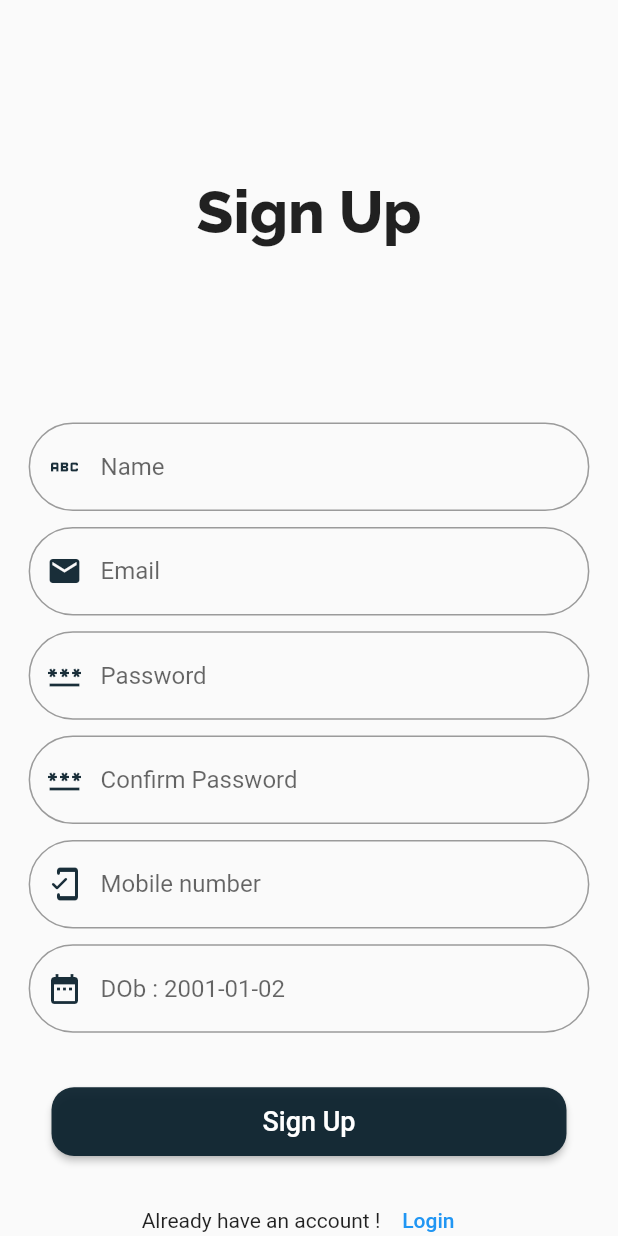
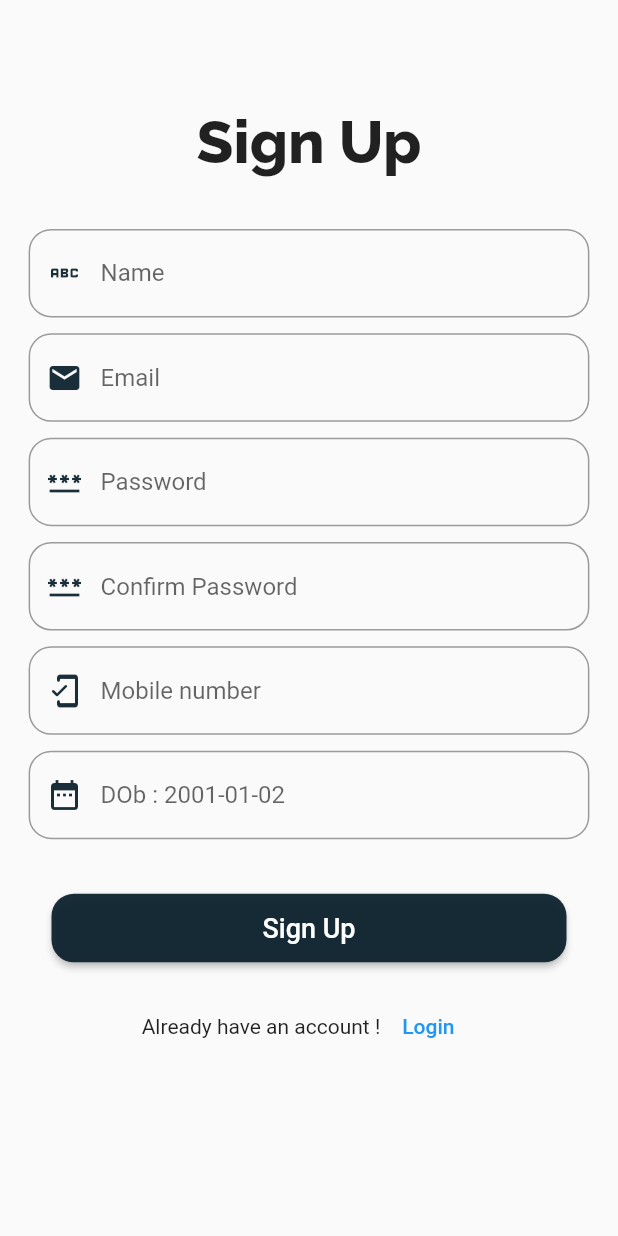
Before and after one commit to coder12e4/srs_admin_app, a Flutter app: the screen it shows after launch, after a tap on "Sign Up", on a phone screen of 412 x 824 dp. Run offline on Flutter 3.47's test engine with Material 2 defaults, Android fonts, the phone set to English and light mode, and no system bars; our stand-ins replace chips_choice, cloud_firestore, dropdown_button2, firebase_auth, firebase_core, firebase_storage and 7 more; missing offline and left inert: animated_snack_bar; accounts and stored records are empty; network calls fail.

Commit message:
today's commit

```diff
--- a/lib/commonWidgets/loginTextForm.dart
+++ b/lib/commonWidgets/loginTextForm.dart
@@ -30,7 +30,7 @@ class LoginTextForm extends StatelessWidget {
         },
         decoration: InputDecoration(
           focusedBorder: OutlineInputBorder(
-            borderRadius: BorderRadius.circular(25.0),
+            borderRadius: BorderRadius.circular(15.0),
             borderSide: const BorderSide(
               color: Color(0xFF00B212D),
             ),
@@ -42,7 +42,7 @@ class LoginTextForm extends StatelessWidget {
           hintText: hintText,
           border: const OutlineInputBorder(
             borderRadius: BorderRadius.all(
-              Radius.circular(50),
+              Radius.circular(15),
             ),
           ),
         ),
--- a/lib/const/constants.dart
+++ b/lib/const/constants.dart
@@ -10,6 +10,9 @@ final kFormField30 = SizedBox(
 );
 final kFormField50 = SizedBox(
   height: 50.h,
+);
+final kFormField10 = SizedBox(
+  height: 10.h,
 );
 final kHeadingSpace30 = SizedBox(
   height: 30.h,
--- a/lib/screens/home/order_Widgets/orderScreen.dart
+++ b/lib/screens/home/order_Widgets/orderScreen.dart
@@ -39,12 +39,12 @@ class OrderScreen extends StatelessWidget {
                             );
                           }));
                 } else {
-                  return Center(
+                  return const Center(
                     child: Text('No Data'),
                   );
                 }
               } else {
-                return Center(
+                return const Center(
                   child: CircularProgressIndicator(),
                 );
               }
--- a/lib/screens/signIn/signInScreen.dart
+++ b/lib/screens/signIn/signInScreen.dart
@@ -43,25 +43,25 @@ class _LoginScreenState extends State<LoginScreen> {
           child: Column(
             children: [
               SizedBox(
-                height: 100.h,
+                height: 300.h,
               ),
               Row(
                 mainAxisAlignment: MainAxisAlignment.center,
                 children: [
                   SizedBox(height: 500.h),
                   Text(
-                    "Sign In",
+                    "SRS Admin",
                     style: GoogleFonts.raleway(
                         fontSize: 40, fontWeight: FontWeight.w800),
                   ),
                 ],
               ),
-              Image.asset(
-                'asset/loginImages/Login_Image-removebg-preview.png',
-                // width: 800.w,
-                // height: 600.h,
-                scale: 2.5,
-              ),
+              // Image.asset(
+              //   'asset/loginImages/Login_Image-removebg-preview.png',
+              //   // width: 800.w,
+              //   // height: 600.h,
+              //   scale: 2.5,
+              // ),
               kFormField100,
               LoginTextForm(
                   prefixIcon: Icons.email,
@@ -75,7 +75,7 @@ class _LoginScreenState extends State<LoginScreen> {
                 controller: _controllerPassword,
               ),
               _errorMessage(),
-              kFormField100,
+              kFormField50,
               ElevatedButton(
                 onPressed: () {
                   if (_formkey.currentState!.validate()) {
@@ -88,48 +88,11 @@ class _LoginScreenState extends State<LoginScreen> {
                     shape: RoundedRectangleBorder(
                         borderRadius: BorderRadius.circular(15))),
                 child: const Text(
-                  "Sign In",
+                  "Log In",
                   style: TextStyle(fontSize: 18),
                 ),
               ),
-              kFormField50,
-              InkWell(
-                onTap: () {},
-                child: Container(
-                  height: 130.h,
-                  width: 850.w,
-                  decoration: BoxDecoration(
-                    color: Colors.white,
-                    borderRadius: BorderRadius.circular(15),
-                    boxShadow: const [
-                      BoxShadow(
-                        color: Colors.black,
-                        blurRadius: 1.0,
-                        // offset: Offset(0, 10),
-                      ),
-                    ],
-                  ),
-                  child: Row(
-                    children: [
-                      SizedBox(
-                        width: 130.w,
-                      ),
-                      ClipOval(
-                          child: Image.asset(
-                        "asset/loginImages/google icon.png",
-                        width: 122.w,
-                      )),
-                      SizedBox(
-                        width: 29.w,
-                      ),
-                      const Text(
-                        "Sign In With Google",
-                        style: TextStyle(fontSize: 17, color: Colors.blue),
-                      ),
-                    ],
-                  ),
-                ),
-              ),
+              // kFormField50,SS
               kFormField50,
               Row(
                 mainAxisAlignment: MainAxisAlignment.center,
--- a/lib/screens/signUp/signUpScreen.dart
+++ b/lib/screens/signUp/signUpScreen.dart
@@ -21,23 +21,25 @@ class _SignUpScreenState extends State<SignUpScreen> {
 
   @override
   Widget build(BuildContext context) {
-    return Scaffold(
+    return SafeArea(
+      child: Scaffold(
         body: SingleChildScrollView(
           child: Form(
             key: _formkey,
             child: Column(
               children: [
-              Row(
-                mainAxisAlignment: MainAxisAlignment.center,
-                children: [
-                  SizedBox(height: 800.h),
+                // Row(
+                //   mainAxisAlignment: MainAxisAlignment.center,
+                //   children: [
+                SizedBox(height: 200.h),
                 Text(
                   "Sign Up",
                   style: GoogleFonts.raleway(
                       fontSize: 40, fontWeight: FontWeight.w800),
                 ),
-                ],
-              ),
+                kFormField100,
+                //   ],
+                // ),
                 LoginTextForm(
                     prefixIcon: Icons.abc,
                     hintText: "Name",
@@ -137,6 +139,7 @@ class _SignUpScreenState extends State<SignUpScreen> {
             ),
           ),
         ),
+      ),
     );
   }
 
```
Also changed, not shown: lib/authentication/authapip_service.dart (+6 -1 lines), lib/screens/home/homeScreenAdd.dart (+5 -13 lines), lib/screens/home/order_Widgets/orderWidget.dart (+70 -4 lines). Lines whose indentation alone changed are shown as unchanged.
